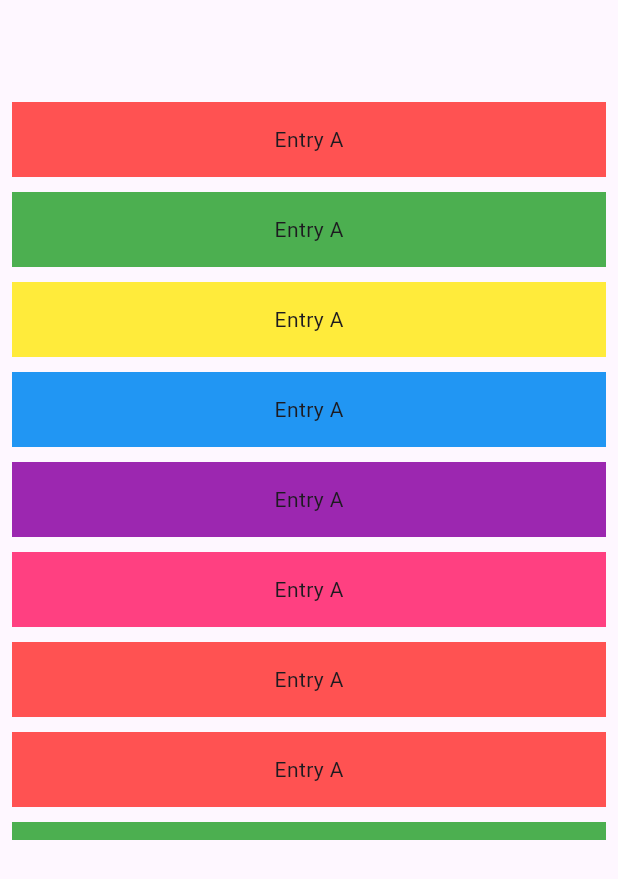
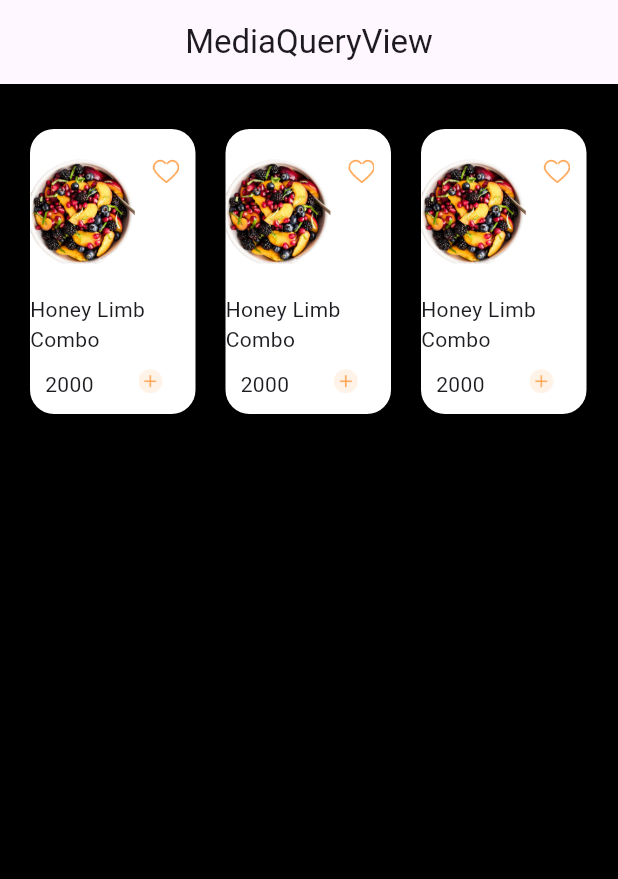
Before and after one commit to Shaown292/card, a Flutter app: the screen it shows after launch, on a phone screen of 412 x 824 dp. Shown: the top 879 px of the screen. Run offline on Flutter 3.47's test engine with Material 3 defaults, Android fonts, the phone set to English and light mode, and no system bars; our stand-ins replace get.

Commit message:
media query

```diff
--- a/lib/app/modules/dynamic_list_view/views/dynamic_list_view_view.dart
+++ b/lib/app/modules/dynamic_list_view/views/dynamic_list_view_view.dart
@@ -62,9 +62,9 @@ class DynamicListViewView extends GetView<DynamicListViewController> {
           const SizedBox(
             height: 60,
           ),
-          SizedBox(
-            height: 500,
-            child: ListView.separated(
+          ListView.separated(
+            shrinkWrap: true, /// Give the list exact space
+            physics: const NeverScrollableScrollPhysics(), /// Disable the scrolling
             padding: const EdgeInsets.all(8),
             itemCount: listOfColor.length,
             itemBuilder: (BuildContext context, int index) {
@@ -75,10 +75,10 @@ class DynamicListViewView extends GetView<DynamicListViewController> {
             },
             separatorBuilder: (BuildContext context, int index) {
               return const SizedBox(
-                  height: 10,
+                height: 20,
+                child: Text("any"),
               );
             },
-            ),
           ),
         ],
       ),
--- /dev/null
+++ b/lib/app/modules/media_query/views/media_query_view.dart
@@ -0,0 +1,239 @@
+import 'package:flutter/material.dart';
+
+import 'package:get/get.dart';
+
+import '../controllers/media_query_controller.dart';
+
+class MediaQueryView extends GetView<MediaQueryController> {
+  const MediaQueryView({super.key});
+
+  @override
+  Widget build(BuildContext context) {
+    return Scaffold(
+      appBar: AppBar(
+        title: const Text('MediaQueryView'),
+        centerTitle: true,
+      ),
+      backgroundColor: Colors.black,
+      body: Padding(
+        padding: const EdgeInsets.symmetric(horizontal: 20.0),
+        child: Column(
+          children: [
+            const SizedBox(height: 30,),
+            Row(
+              children: [
+                Container(
+                  width: (MediaQuery.of(context).size.width / 3) - 27,
+                  decoration: BoxDecoration(
+                    borderRadius: BorderRadius.circular(16),
+                    color: const Color(0xFFFFFFFF),
+                  ),
+                  child: Column(
+                    children: [
+                      const SizedBox(height: 20,),
+                      Row(
+                        mainAxisAlignment: MainAxisAlignment.spaceBetween,
+                        crossAxisAlignment: CrossAxisAlignment.start,
+                        children: [
+                          const SizedBox(),
+                          Container(
+                            height: 70,
+                            width: 70,
+                            decoration: const BoxDecoration(
+                              image: DecorationImage(
+                                  image:
+                                  AssetImage("assets/images/recomended_item.png"),
+                                  fit: BoxFit.cover
+                              ),
+                            ),
+                          ),
+                          Container(
+                            height: 16,
+                            width: 40,
+                            decoration: const BoxDecoration(
+                              image: DecorationImage(
+                                image:
+                                AssetImage("assets/images/fav_icon.png"),
+
+                              ),
+                            ),
+                          ),
+
+                        ],
+                      ),
+                      const SizedBox(height: 20,),
+                      const Text("Honey Limb Combo"),
+                      const SizedBox(height: 10,),
+                      Padding(
+                        padding: const EdgeInsets.symmetric(horizontal: 10.0),
+                        child: Row(
+                          mainAxisAlignment: MainAxisAlignment.spaceBetween,
+                          crossAxisAlignment: CrossAxisAlignment.start,
+                          children: [
+                            const Text("2000"),
+                            Container(
+                              height: 16,
+                              width: 40,
+                              decoration: const BoxDecoration(
+                                image: DecorationImage(
+                                  image:
+                                  AssetImage("assets/images/add_icon.png"),
+
+                                ),
+                              ),
+                            ),
+
+                          ],
+                        ),
+                      ),
+                      const SizedBox(height: 10,),
+                    ],
+                  ),
+                ),
+                const SizedBox(width: 20,),
+                Container(
+                  width: (MediaQuery.of(context).size.width / 3) - 27,
+                  decoration: BoxDecoration(
+                    borderRadius: BorderRadius.circular(16),
+                    color: const Color(0xFFFFFFFF),
+                  ),
+                  child: Column(
+                    children: [
+                      const SizedBox(height: 20,),
+                      Row(
+                        mainAxisAlignment: MainAxisAlignment.spaceBetween,
+                        crossAxisAlignment: CrossAxisAlignment.start,
+                        children: [
+                          const SizedBox(),
+                          Container(
+                            height: 70,
+                            width: 70,
+                            decoration: const BoxDecoration(
+                              image: DecorationImage(
+                                  image:
+                                  AssetImage("assets/images/recomended_item.png"),
+                                  fit: BoxFit.cover
+                              ),
+                            ),
+                          ),
+                          Container(
+                            height: 16,
+                            width: 40,
+                            decoration: const BoxDecoration(
+                              image: DecorationImage(
+                                image:
+                                AssetImage("assets/images/fav_icon.png"),
+
+                              ),
+                            ),
+                          ),
+
+                        ],
+                      ),
+                      const SizedBox(height: 20,),
+                      const Text("Honey Limb Combo"),
+                      const SizedBox(height: 10,),
+                      Padding(
+                        padding: const EdgeInsets.symmetric(horizontal: 10.0),
+                        child: Row(
+                          mainAxisAlignment: MainAxisAlignment.spaceBetween,
+                          crossAxisAlignment: CrossAxisAlignment.start,
+                          children: [
+                            const Text("2000"),
+                            Container(
+                              height: 16,
+                              width: 40,
+                              decoration: const BoxDecoration(
+                                image: DecorationImage(
+                                  image:
+                                  AssetImage("assets/images/add_icon.png"),
+
+                                ),
+                              ),
+                            ),
+
+                          ],
+                        ),
+                      ),
+                      const SizedBox(height: 10,),
+                    ],
+                  ),
+                ),
+                const SizedBox(width: 20,),
+                Container(
+                  width: (MediaQuery.of(context).size.width / 3) - 27,
+                  decoration: BoxDecoration(
+                    borderRadius: BorderRadius.circular(16),
+                    color: const Color(0xFFFFFFFF),
+                  ),
+                  child: Column(
+                    children: [
+                      const SizedBox(height: 20,),
+                      Row(
+                        mainAxisAlignment: MainAxisAlignment.spaceBetween,
+                        crossAxisAlignment: CrossAxisAlignment.start,
+                        children: [
+                          const SizedBox(),
+                          Container(
+                            height: 70,
+                            width: 70,
+                            decoration: const BoxDecoration(
+                              image: DecorationImage(
+                                  image:
+                                  AssetImage("assets/images/recomended_item.png"),
+                                  fit: BoxFit.cover
+                              ),
+                            ),
+                          ),
+                          Container(
+                            height: 16,
+                            width: 40,
+                            decoration: const BoxDecoration(
+                              image: DecorationImage(
+                                image:
+                                AssetImage("assets/images/fav_icon.png"),
+
+                              ),
+                            ),
+                          ),
+
+                        ],
+                      ),
+                      const SizedBox(height: 20,),
+                      const Text("Honey Limb Combo"),
+                      const SizedBox(height: 10,),
+                      Padding(
+                        padding: const EdgeInsets.symmetric(horizontal: 10.0),
+                        child: Row(
+                          mainAxisAlignment: MainAxisAlignment.spaceBetween,
+                          crossAxisAlignment: CrossAxisAlignment.start,
+                          children: [
+                            const Text("2000"),
+                            Container(
+                              height: 16,
+                              width: 40,
+                              decoration: const BoxDecoration(
+                                image: DecorationImage(
+                                  image:
+                                  AssetImage("assets/images/add_icon.png"),
+
+                                ),
+                              ),
+                            ),
+
+                          ],
+                        ),
+                      ),
+                      const SizedBox(height: 10,),
+                    ],
+                  ),
+                ),
+
+              ],
+            )
+          ],
+        ),
+      ),
+    );
+  }
+}
--- a/lib/app/routes/app_routes.dart
+++ b/lib/app/routes/app_routes.dart
@@ -7,6 +7,9 @@ abstract class Routes {
   static const BOTTOM_NAV = _Paths.BOTTOM_NAV;
   static const APP_BODY = _Paths.APP_BODY;
   static const DYNAMIC_LIST_VIEW = _Paths.DYNAMIC_LIST_VIEW;
+  static const EXPANDED = _Paths.EXPANDED;
+  static const GETX_OVERVIEW = _Paths.GETX_OVERVIEW;
+  static const MEDIA_QUERY = _Paths.MEDIA_QUERY;
 }
 
 abstract class _Paths {
@@ -15,4 +18,7 @@ abstract class _Paths {
   static const BOTTOM_NAV = '/bottom-nav';
   static const APP_BODY = '/app-body';
   static const DYNAMIC_LIST_VIEW = '/dynamic-list-view';
+  static const EXPANDED = '/expanded';
+  static const GETX_OVERVIEW = '/getx-overview';
+  static const MEDIA_QUERY = '/media-query';
 }
```
Also changed, not shown: lib/app/api_service.dart (added, +21 -0 lines), lib/app/modules/expanded/bindings/expanded_binding.dart (added, +12 -0 lines), lib/app/modules/expanded/controllers/expanded_controller.dart (added, +23 -0 lines), lib/app/modules/expanded/views/expanded_view.dart (added, +38 -0 lines), lib/app/modules/getx_overview/bindings/getx_overview_binding.dart (added, +12 -0 lines), lib/app/modules/getx_overview/controllers/getx_overview_controller.dart (added, +23 -0 lines), lib/app/modules/getx_overview/views/getx_overview_view.dart (added, +43 -0 lines), lib/app/modules/media_query/bindings/media_query_binding.dart (added, +12 -0 lines), lib/app/modules/media_query/controllers/media_query_controller.dart (added, +23 -0 lines), lib/app/routes/app_pages.dart (+22 -1 lines), pubspec.yaml (+2 -6 lines), assets/images/add_icon.png (added), assets/images/fav_icon.png (added), assets/images/recomended_item.png (added), 1 more files. Lines whose indentation alone changed are shown as unchanged.
